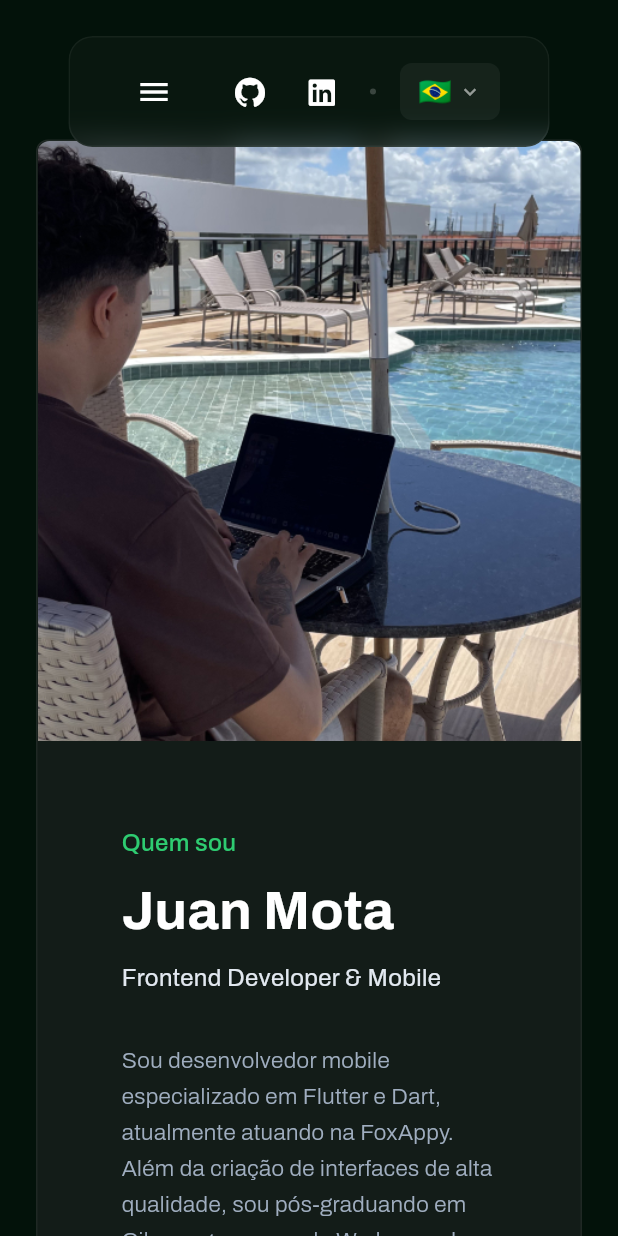
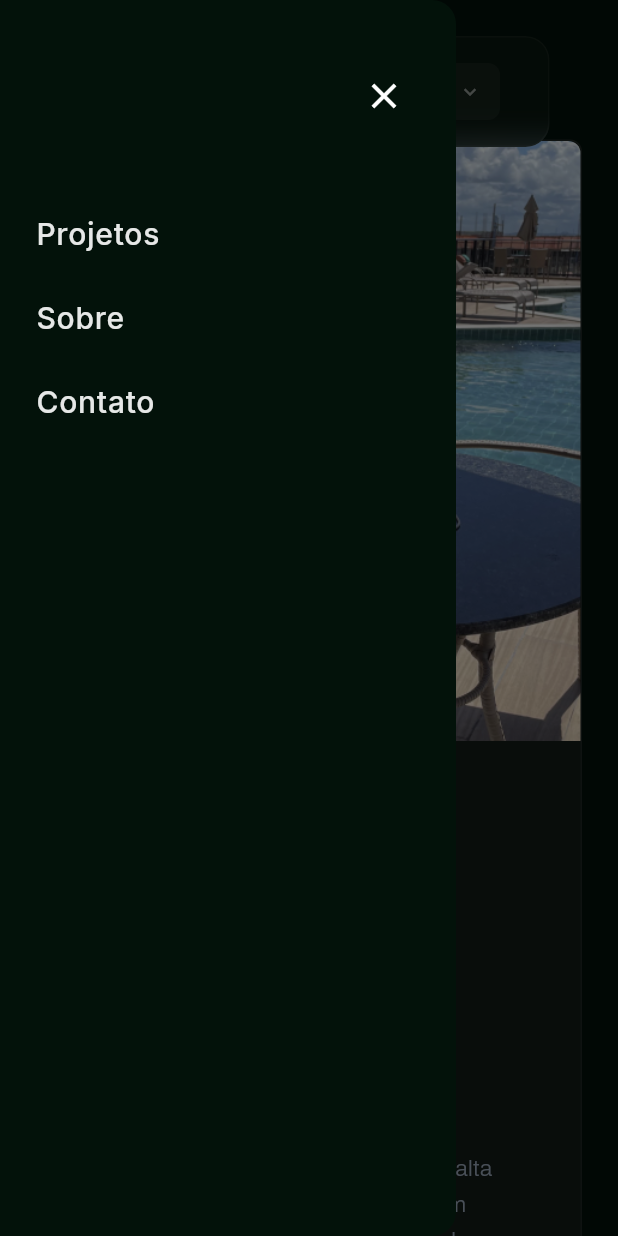
Before and after one commit to juanndev/portfolio_juan, a Flutter app: the screen it shows after launch, scrolled down 576 dp, after a tap on the "menu" icon, on a phone screen of 412 x 824 dp. Run offline on Flutter 3.47's test engine with Material 3 defaults, Android fonts, the phone set to English and light mode, and no system bars; our stand-ins replace flutter_svg, font_awesome_flutter, google_fonts; missing offline and left inert: dart:html.

Commit message:
fix: corrige interacao do menu hamburguer no mobile
Implementa Drawer lateral e GlobalKey no Scaffold para permitir navegacao responsiva nas secoes.

```diff
--- a/lib/main.dart
+++ b/lib/main.dart
@@ -42,6 +42,8 @@ class HomePage extends StatefulWidget {
 }
 
 class _HomePageState extends State<HomePage> {
+  final GlobalKey<ScaffoldState> _scaffoldKey = GlobalKey<ScaffoldState>();
+
   final GlobalKey _heroKey = GlobalKey();
   final GlobalKey _aboutKey = GlobalKey();
   final GlobalKey _projectsKey = GlobalKey();
@@ -66,11 +68,12 @@ class _HomePageState extends State<HomePage> {
 
   @override
   Widget build(BuildContext context) {
-
     return ValueListenableBuilder<String>(
       valueListenable: appLanguage,
       builder: (context, idiomaAtual, child) {
         return Scaffold(
+          key: _scaffoldKey,
+          drawer: _buildMobileDrawer(context),
           body: Stack(
             children: [
               SingleChildScrollView(
@@ -96,6 +99,46 @@ class _HomePageState extends State<HomePage> {
             ],
           ),
         );
+      },
+    );
+  }
+
+  Widget _buildMobileDrawer(BuildContext context) {
+    return Drawer(
+      backgroundColor: const Color(0xFF03120A),
+      child: ListView(
+        padding: const EdgeInsets.symmetric(horizontal: 24, vertical: 40),
+        children: [
+          Align(
+            alignment: Alignment.centerRight,
+            child: IconButton(
+              icon: const Icon(Icons.close, color: Colors.white, size: 28),
+              onPressed: () => Navigator.pop(context),
+            ),
+          ),
+          const SizedBox(height: 40),
+          _buildDrawerItem(AppTranslations.get('nav_projects'), _projectsKey),
+          _buildDrawerItem(AppTranslations.get('nav_about'), _aboutKey),
+          _buildDrawerItem(AppTranslations.get('nav_contact'), _contactKey),
+        ],
+      ),
+    );
+  }
+
+  Widget _buildDrawerItem(String text, GlobalKey key) {
+    return ListTile(
+      contentPadding: EdgeInsets.zero,
+      title: Text(
+        text,
+        style: GoogleFonts.inter(
+          color: Colors.white.withOpacity(0.9),
+          fontSize: 20,
+          fontWeight: FontWeight.w500,
+        ),
+      ),
+      onTap: () {
+        Navigator.pop(context);
+        _scrollTo(key);
       },
     );
   }
@@ -130,7 +173,8 @@ class _HomePageState extends State<HomePage> {
                 ] else ...[
                   IconButton(
                     icon: const Icon(Icons.menu, color: Colors.white),
-                    onPressed: () {},
+                    // 4. Acionar a abertura do menu através da chave
+                    onPressed: () => _scaffoldKey.currentState?.openDrawer(),
                   ),
                   const SizedBox(width: 16),
                 ],
```
